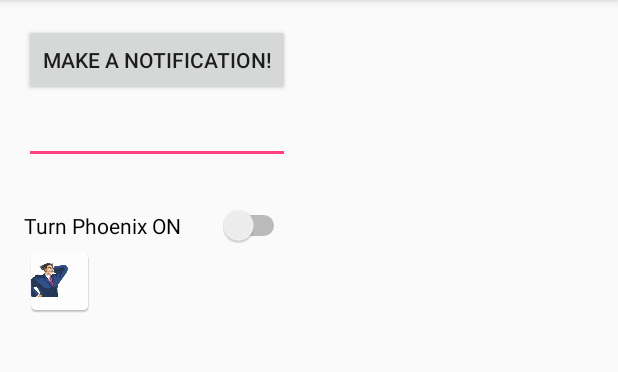
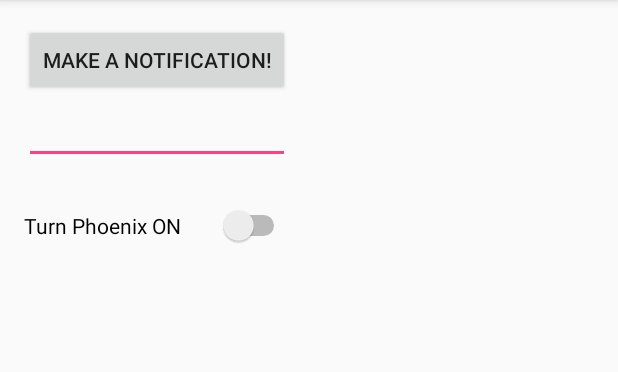
Before and after one commit to GlowKitty/TestingAndroidAppCreation, an Android app: the screen it shows after launch (MainActivity), on a phone screen of 412 x 824 dp, the part 84-456 px from its top. Run offline under Robolectric (Android 15) with nearby library versions, the phone set to English and light mode, and no system bars; 4 statements that could not run were skipped.

Commit message:
playing around with images

```diff
--- a/app/src/main/res/layout/activity_main.xml
+++ b/app/src/main/res/layout/activity_main.xml
@@ -38,12 +38,14 @@
         android:layout_marginTop="27dp"
         android:layout_alignEnd="@+id/editText" />
 
-    <ImageSwitcher
+    <ImageView
         android:layout_width="wrap_content"
         android:layout_height="wrap_content"
-        android:id="@+id/imageSwitcher"
+        android:id="@+id/imageView"
+        android:layout_below="@+id/switch1"
+        android:layout_alignParentStart="true"
+        android:layout_marginTop="36dp"
         android:background="@mipmap/handBehindPhoenix"
-        android:layout_below="@+id/switch1"
-        android:layout_alignParentStart="true" />
+        android:alpha="0" />
 
 </RelativeLayout>
```
